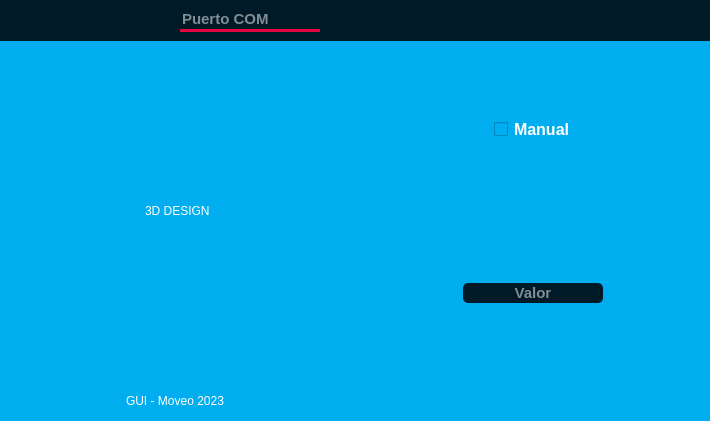
Before: the Qt Designer form form.ui in LucasZds/Moveo-Control-GUI, drawn with Qt 5.
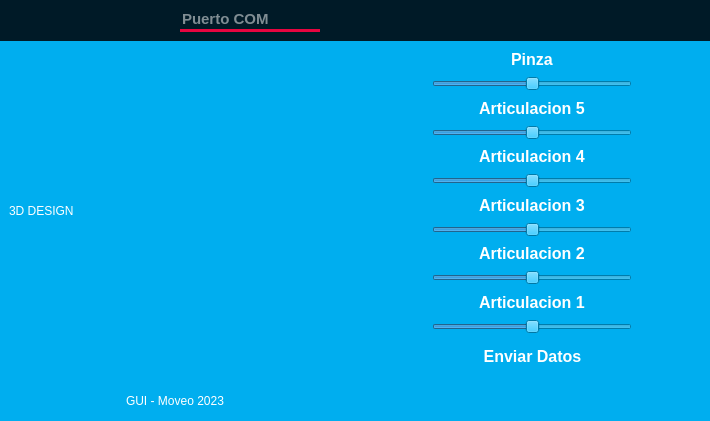
After: the same form once the commit is applied. The open tabs and pages were chosen to show the change. Icons and pictures are not drawn.

Patch:
```diff
--- a/form.ui
+++ b/form.ui
@@ -1023,8 +1023,8 @@
                    <enum>QFrame::Raised</enum>
                   </property>
                   <layout class="QHBoxLayout" name="horizontalLayout_10">
-                   <item alignment="Qt::AlignHCenter">
-                    <widget class="QLabel" name="label_8">
+                   <item>
+                    <widget class="QLabel" name="labelrobparam">
                      <property name="text">
                       <string>3D DESIGN</string>
                      </property>
@@ -1100,7 +1100,7 @@
                           <number>0</number>
                          </property>
                          <item alignment="Qt::AlignHCenter">
-                          <widget class="QCheckBox" name="checkBox">
+                          <widget class="QLabel" name="label_8">
                            <property name="font">
                             <font>
                              <pointsize>12</pointsize>
@@ -1108,13 +1108,301 @@
                             </font>
                            </property>
                            <property name="text">
-                            <string>Manual</string>
+                            <string>Pinza</string>
+                           </property>
+                          </widget>
+                         </item>
+                         <item alignment="Qt::AlignHCenter">
+                          <widget class="QSlider" name="horizontalSlider">
+                           <property name="sizePolicy">
+                            <sizepolicy hsizetype="Expanding" vsizetype="Expanding">
+                             <horstretch>0</horstretch>
+                             <verstretch>0</verstretch>
+                            </sizepolicy>
+                           </property>
+                           <property name="minimumSize">
+                            <size>
+                             <width>200</width>
+                             <height>0</height>
+                            </size>
+                           </property>
+                           <property name="layoutDirection">
+                            <enum>Qt::LeftToRight</enum>
+                           </property>
+                           <property name="autoFillBackground">
+                            <bool>false</bool>
+                           </property>
+                           <property name="inputMethodHints">
+                            <set>Qt::ImhNone</set>
+                           </property>
+                           <property name="maximum">
+                            <number>510</number>
+                           </property>
+                           <property name="value">
+                            <number>255</number>
+                           </property>
+                           <property name="sliderPosition">
+                            <number>255</number>
+                           </property>
+                           <property name="tracking">
+                            <bool>true</bool>
+                           </property>
+                           <property name="orientation">
+                            <enum>Qt::Horizontal</enum>
+                           </property>
+                           <property name="invertedAppearance">
+                            <bool>false</bool>
+                           </property>
+                           <property name="invertedControls">
+                            <bool>false</bool>
+                           </property>
+                          </widget>
+                         </item>
+                         <item alignment="Qt::AlignHCenter">
+                          <widget class="QLabel" name="label_9">
+                           <property name="font">
+                            <font>
+                             <pointsize>12</pointsize>
+                             <bold>true</bold>
+                            </font>
+                           </property>
+                           <property name="text">
+                            <string>Articulacion 5</string>
+                           </property>
+                          </widget>
+                         </item>
+                         <item alignment="Qt::AlignHCenter">
+                          <widget class="QSlider" name="horizontalSlider_2">
+                           <property name="sizePolicy">
+                            <sizepolicy hsizetype="Expanding" vsizetype="Expanding">
+                             <horstretch>0</horstretch>
+                             <verstretch>0</verstretch>
+                            </sizepolicy>
+                           </property>
+                           <property name="minimumSize">
+                            <size>
+                             <width>200</width>
+                             <height>0</height>
+                            </size>
+                           </property>
+                           <property name="maximum">
+                            <number>510</number>
+                           </property>
+                           <property name="value">
+                            <number>255</number>
+                           </property>
+                           <property name="orientation">
+                            <enum>Qt::Horizontal</enum>
+                           </property>
+                           <property name="invertedAppearance">
+                            <bool>false</bool>
+                           </property>
+                           <property name="invertedControls">
+                            <bool>false</bool>
+                           </property>
+                          </widget>
+                         </item>
+                         <item alignment="Qt::AlignHCenter">
+                          <widget class="QLabel" name="label_22">
+                           <property name="font">
+                            <font>
+                             <pointsize>12</pointsize>
+                             <bold>true</bold>
+                            </font>
+                           </property>
+                           <property name="text">
+                            <string>Articulacion 4</string>
+                           </property>
+                          </widget>
+                         </item>
+                         <item alignment="Qt::AlignHCenter">
+                          <widget class="QSlider" name="horizontalSlider_4">
+                           <property name="sizePolicy">
+                            <sizepolicy hsizetype="Expanding" vsizetype="Expanding">
+                             <horstretch>0</horstretch>
+                             <verstretch>0</verstretch>
+                            </sizepolicy>
+                           </property>
+                           <property name="minimumSize">
+                            <size>
+                             <width>200</width>
+                             <height>0</height>
+                            </size>
+                           </property>
+                           <property name="maximum">
+                            <number>510</number>
+                           </property>
+                           <property name="value">
+                            <number>255</number>
+                           </property>
+                           <property name="orientation">
+                            <enum>Qt::Horizontal</enum>
+                           </property>
+                           <property name="invertedAppearance">
+                            <bool>false</bool>
+                           </property>
+                           <property name="invertedControls">
+                            <bool>false</bool>
+                           </property>
+                          </widget>
+                         </item>
+                         <item alignment="Qt::AlignHCenter">
+                          <widget class="QLabel" name="label_23">
+                           <property name="font">
+                            <font>
+                             <pointsize>12</pointsize>
+                             <bold>true</bold>
+                            </font>
+                           </property>
+                           <property name="text">
+                            <string>Articulacion 3</string>
+                           </property>
+                          </widget>
+                         </item>
+                         <item alignment="Qt::AlignHCenter">
+                          <widget class="QSlider" name="horizontalSlider_5">
+                           <property name="sizePolicy">
+                            <sizepolicy hsizetype="Expanding" vsizetype="Expanding">
+                             <horstretch>0</horstretch>
+                             <verstretch>0</verstretch>
+                            </sizepolicy>
+                           </property>
+                           <property name="minimumSize">
+                            <size>
+                             <width>200</width>
+                             <height>0</height>
+                            </size>
+                           </property>
+                           <property name="maximum">
+                            <number>510</number>
+                           </property>
+                           <property name="value">
+                            <number>255</number>
+                           </property>
+                           <property name="orientation">
+                            <enum>Qt::Horizontal</enum>
+                           </property>
+                           <property name="invertedAppearance">
+                            <bool>false</bool>
+                           </property>
+                           <property name="invertedControls">
+                            <bool>false</bool>
+                           </property>
+                          </widget>
+                         </item>
+                         <item alignment="Qt::AlignHCenter">
+                          <widget class="QLabel" name="label_24">
+                           <property name="font">
+                            <font>
+                             <pointsize>12</pointsize>
+                             <bold>true</bold>
+                            </font>
+                           </property>
+                           <property name="text">
+                            <string>Articulacion 2</string>
+                           </property>
+                          </widget>
+                         </item>
+                         <item alignment="Qt::AlignHCenter">
+                          <widget class="QSlider" name="horizontalSlider_6">
+                           <property name="sizePolicy">
+                            <sizepolicy hsizetype="Expanding" vsizetype="Expanding">
+                             <horstretch>0</horstretch>
+                             <verstretch>0</verstretch>
+                            </sizepolicy>
+                           </property>
+                           <property name="minimumSize">
+                            <size>
+                             <width>200</width>
+                             <height>0</height>
+                            </size>
+                           </property>
+                           <property name="maximum">
+                            <number>510</number>
+                           </property>
+                           <property name="value">
+                            <number>255</number>
+                           </property>
+                           <property name="orientation">
+                            <enum>Qt::Horizontal</enum>
+                           </property>
+                           <property name="invertedAppearance">
+                            <bool>false</bool>
+                           </property>
+                           <property name="invertedControls">
+                            <bool>false</bool>
+                           </property>
+                          </widget>
+                         </item>
+                         <item alignment="Qt::AlignHCenter">
+                          <widget class="QLabel" name="label_25">
+                           <property name="font">
+                            <font>
+                             <pointsize>12</pointsize>
+                             <bold>true</bold>
+                            </font>
+                           </property>
+                           <property name="text">
+                            <string>Articulacion 1</string>
+                           </property>
+                          </widget>
+                         </item>
+                         <item alignment="Qt::AlignHCenter">
+                          <widget class="QSlider" name="horizontalSlider_3">
+                           <property name="sizePolicy">
+                            <sizepolicy hsizetype="Expanding" vsizetype="Expanding">
+                             <horstretch>0</horstretch>
+                             <verstretch>0</verstretch>
+                            </sizepolicy>
+                           </property>
+                           <property name="minimumSize">
+                            <size>
+                             <width>200</width>
+                             <height>0</height>
+                            </size>
+                           </property>
+                           <property name="maximum">
+                            <number>510</number>
+                           </property>
+                           <property name="value">
+                            <number>255</number>
+                           </property>
+                           <property name="orientation">
+                            <enum>Qt::Horizontal</enum>
+                           </property>
+                           <property name="invertedAppearance">
+                            <bool>false</bool>
+                           </property>
+                           <property name="invertedControls">
+                            <bool>false</bool>
                            </property>
                           </widget>
                          </item>
                         </layout>
                        </widget>
                       </item>
+                      <item>
+                       <widget class="QPushButton" name="pushButton">
+                        <property name="font">
+                         <font>
+                          <pointsize>12</pointsize>
+                          <bold>true</bold>
+                         </font>
+                        </property>
+                        <property name="styleSheet">
+                         <string notr="true">QPushButton{
+background-color:rgb(0,174,239);
+border-radius:5px;
+}
+QPushButton:hover{
+background-color:rgb(0,26,39);
+}</string>
+                        </property>
+                        <property name="text">
+                         <string>Enviar Datos</string>
+                        </property>
+                       </widget>
+                      </item>
                       <item>
                        <widget class="QFrame" name="frame_19">
                         <property name="frameShape">
@@ -1123,116 +1411,6 @@
                         <property name="frameShadow">
                          <enum>QFrame::Raised</enum>
                         </property>
-                        <layout class="QVBoxLayout" name="verticalLayout_18">
-                         <item>
-                          <widget class="QFrame" name="frame_20">
-                           <property name="frameShape">
-                            <enum>QFrame::StyledPanel</enum>
-                           </property>
-                           <property name="frameShadow">
-                            <enum>QFrame::Raised</enum>
-                           </property>
-                           <layout class="QHBoxLayout" name="horizontalLayout_11">
-                            <property name="spacing">
-                             <number>0</number>
-                            </property>
-                            <property name="leftMargin">
-                             <number>0</number>
-                            </property>
-                            <property name="topMargin">
-                             <number>0</number>
-                            </property>
-                            <property name="rightMargin">
-                             <number>0</number>
-                            </property>
-                            <property name="bottomMargin">
-                             <number>0</number>
-                            </property>
-                            <item>
-                             <widget class="QPushButton" name="pushButton_18">
-                              <property name="enabled">
-                               <bool>false</bool>
-                              </property>
-                              <property name="minimumSize">
-                               <size>
-                                <width>30</width>
-                                <height>30</height>
-                               </size>
-                              </property>
-                              <property name="text">
-                               <string/>
-                              </property>
-                              <property name="icon">
-                               <iconset resource="img.qrc">
-                                <normaloff>:/icons/arrow-left.svg</normaloff>:/icons/arrow-left.svg</iconset>
-                              </property>
-                              <property name="iconSize">
-                               <size>
-                                <width>30</width>
-                                <height>30</height>
-                               </size>
-                              </property>
-                             </widget>
-                            </item>
-                            <item>
-                             <widget class="QLineEdit" name="lineEdit_2">
-                              <property name="enabled">
-                               <bool>false</bool>
-                              </property>
-                              <property name="sizePolicy">
-                               <sizepolicy hsizetype="Minimum" vsizetype="Fixed">
-                                <horstretch>0</horstretch>
-                                <verstretch>0</verstretch>
-                               </sizepolicy>
-                              </property>
-                              <property name="font">
-                               <font>
-                                <pointsize>11</pointsize>
-                                <bold>true</bold>
-                               </font>
-                              </property>
-                              <property name="styleSheet">
-                               <string notr="true">background-color:rgb(0,26,39);
-border-radius:5px;</string>
-                              </property>
-                              <property name="alignment">
-                               <set>Qt::AlignCenter</set>
-                              </property>
-                              <property name="placeholderText">
-                               <string>Valor</string>
-                              </property>
-                             </widget>
-                            </item>
-                            <item>
-                             <widget class="QPushButton" name="pushButton_19">
-                              <property name="enabled">
-                               <bool>false</bool>
-                              </property>
-                              <property name="minimumSize">
-                               <size>
-                                <width>30</width>
-                                <height>30</height>
-                               </size>
-                              </property>
-                              <property name="text">
-                               <string/>
-                              </property>
-                              <property name="icon">
-                               <iconset resource="img.qrc">
-                                <normaloff>:/icons/arrow-right.svg</normaloff>:/icons/arrow-right.svg</iconset>
-                              </property>
-                              <property name="iconSize">
-                               <size>
-                                <width>30</width>
-                                <height>30</height>
-                               </size>
-                              </property>
-                             </widget>
-                            </item>
-                           </layout>
-                          </widget>
-                         </item>
-                        </layout>
                        </widget>
                       </item>
                      </layout>
@@ -1338,8 +1516,8 @@
                    <enum>QFrame::Raised</enum>
                   </property>
                   <layout class="QHBoxLayout" name="horizontalLayout_14">
-                   <item alignment="Qt::AlignHCenter">
-                    <widget class="QLabel" name="label_9">
+                   <item>
+                    <widget class="QLabel" name="labelrob_2">
                      <property name="text">
                       <string>3D DESIGN</string>
                      </property>
```
Left out of the diff: 2 changed lines with no effect on the pictures.
